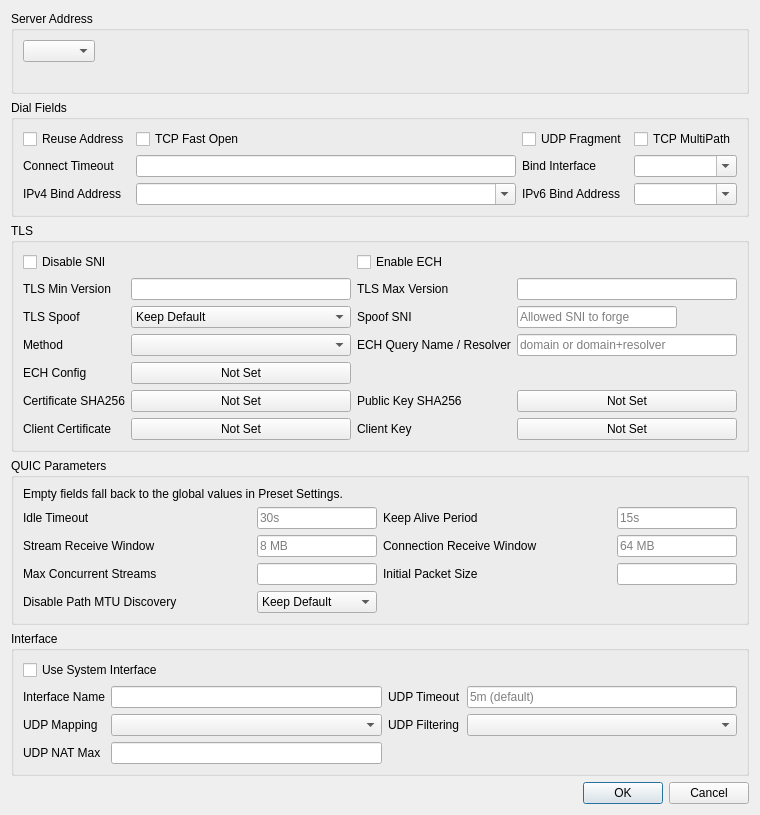
Before: the Qt Designer form include/ui/profile/edit_advanced.ui in tergride/poros, drawn with Qt 5.
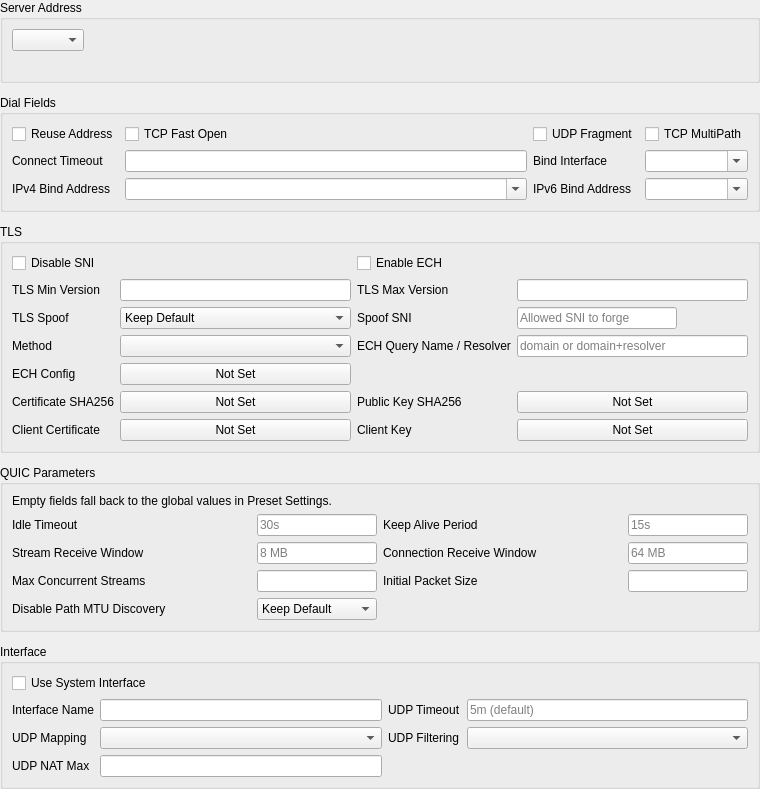
After: the same form once the commit is applied.

Commit message:
feat(ui): rebuild profile and group editors by the mockups
The profile window gets fixed tabs with two-column forms, a type chip, inline
Advanced and custom multiplex pages, and a read-only JSON tab. The group window
merges its Advanced dialog into Base, Request and Update tabs, and standard
dialog buttons gain translations.

Patch:
```diff
--- a/include/ui/profile/edit_advanced.ui
+++ b/include/ui/profile/edit_advanced.ui
@@ -1,7 +1,7 @@
 <?xml version="1.0" encoding="UTF-8"?>
 <ui version="4.0">
  <class>EditAdvanced</class>
- <widget class="QDialog" name="EditAdvanced">
+ <widget class="QWidget" name="EditAdvanced">
   <property name="geometry">
    <rect>
     <x>0</x>
@@ -13,8 +13,23 @@
   <property name="windowTitle">
    <string>Dialog</string>
   </property>
-  <layout class="QGridLayout" name="gridLayout">
-   <item row="0" column="0">
+  <layout class="QVBoxLayout" name="advanced_column">
+   <property name="spacing">
+    <number>12</number>
+   </property>
+   <property name="leftMargin">
+    <number>0</number>
+   </property>
+   <property name="topMargin">
+    <number>0</number>
+   </property>
+   <property name="rightMargin">
+    <number>0</number>
+   </property>
+   <property name="bottomMargin">
+    <number>0</number>
+   </property>
+   <item>
     <widget class="QGroupBox" name="endpoint_box">
      <property name="title">
       <string>Server Address</string>
@@ -56,7 +71,7 @@
      </layout>
     </widget>
    </item>
-   <item row="1" column="0">
+   <item>
     <widget class="QGroupBox" name="dial_box">
      <property name="title">
       <string>Dial Fields</string>
@@ -153,122 +168,10 @@
         </property>
        </widget>
       </item>
-</layout>
+     </layout>
     </widget>
    </item>
-   <item row="4" column="0">
-    <widget class="QGroupBox" name="interface_box">
-     <property name="title">
-      <string>Interface</string>
-     </property>
-     <layout class="QGridLayout" name="interface_form">      <item row="0" column="0" colspan="4">
-       <widget class="QCheckBox" name="system">
-        <property name="toolTip">
-         <string>&lt;html&gt;&lt;head/&gt;&lt;body&gt;&lt;p&gt;Requires privilege and cannot conflict with existing system interfaces. The internal network stack is used when disabled.&lt;/p&gt;&lt;/body&gt;&lt;/html&gt;</string>
-        </property>
-        <property name="text">
-         <string>Use System Interface</string>
-        </property>
-       </widget>
-      </item>
-      <item row="1" column="0">
-       <widget class="QLabel" name="interface_name_l">
-        <property name="toolTip">
-         <string>&lt;html&gt;&lt;head/&gt;&lt;body&gt;&lt;p&gt;Custom system interface name. A generated name is used by default.&lt;/p&gt;&lt;/body&gt;&lt;/html&gt;</string>
-        </property>
-        <property name="text">
-         <string>Interface Name</string>
-        </property>
-        <property name="buddy">
-         <cstring>interface_name</cstring>
-        </property>
-       </widget>
-      </item>
-      <item row="1" column="1">
-       <widget class="QLineEdit" name="interface_name"/>
-      </item>
-      <item row="1" column="2">
-       <widget class="QLabel" name="udp_timeout_l">
-        <property name="toolTip">
-         <string>&lt;html&gt;&lt;head/&gt;&lt;body&gt;&lt;p&gt;UDP NAT expiration time.&lt;/p&gt;&lt;/body&gt;&lt;/html&gt;</string>
-        </property>
-        <property name="text">
-         <string>UDP Timeout</string>
-        </property>
-        <property name="buddy">
-         <cstring>udp_timeout</cstring>
-        </property>
-       </widget>
-      </item>
-      <item row="1" column="3">
-       <widget class="QLineEdit" name="udp_timeout">
-        <property name="placeholderText">
-         <string>5m (default)</string>
-        </property>
-       </widget>
-      </item>
-      <item row="2" column="0">
-       <widget class="QLabel" name="udp_mapping_l">
-        <property name="toolTip">
-         <string>&lt;html&gt;&lt;head/&gt;&lt;body&gt;&lt;p&gt;UDP NAT mapping behavior. endpoint_independent is used by default.&lt;/p&gt;&lt;/body&gt;&lt;/html&gt;</string>
-        </property>
-        <property name="text">
-         <string>UDP Mapping</string>
-        </property>
-        <property name="buddy">
-         <cstring>udp_mapping</cstring>
-        </property>
-       </widget>
-      </item>
-      <item row="2" column="1">
-       <widget class="QComboBox" name="udp_mapping"/>
-      </item>
-      <item row="2" column="2">
-       <widget class="QLabel" name="udp_filtering_l">
-        <property name="toolTip">
-         <string>&lt;html&gt;&lt;head/&gt;&lt;body&gt;&lt;p&gt;UDP NAT filtering behavior. endpoint_independent is used by default.&lt;/p&gt;&lt;/body&gt;&lt;/html&gt;</string>
-        </property>
-        <property name="text">
-         <string>UDP Filtering</string>
-        </property>
-        <property name="buddy">
-         <cstring>udp_filtering</cstring>
-        </property>
-       </widget>
-      </item>
-      <item row="2" column="3">
-       <widget class="QComboBox" name="udp_filtering"/>
-      </item>
-      <item row="3" column="0">
-       <widget class="QLabel" name="udp_nat_max_l">
-        <property name="toolTip">
-         <string>&lt;html&gt;&lt;head/&gt;&lt;body&gt;&lt;p&gt;Maximum number of UDP NAT entries.&lt;/p&gt;&lt;/body&gt;&lt;/html&gt;</string>
-        </property>
-        <property name="text">
-         <string>UDP NAT Max</string>
-        </property>
-        <property name="buddy">
-         <cstring>udp_nat_max</cstring>
-        </property>
-       </widget>
-      </item>
-      <item row="3" column="1">
-       <widget class="QLineEdit" name="udp_nat_max"/>
-      </item>
-</layout>
-    </widget>
-   </item>
-   <item row="5" column="0">
-    <widget class="QDialogButtonBox" name="buttonBox">
-     <property name="orientation">
-      <enum>Qt::Orientation::Horizontal</enum>
-     </property>
-     <property name="standardButtons">
-      <set>QDialogButtonBox::StandardButton::Cancel|QDialogButtonBox::StandardButton::Ok</set>
-     </property>
-    </widget>
-   </item>
-   <item row="2" column="0">
+   <item>
     <widget class="QGroupBox" name="tls_box">
      <property name="title">
       <string>TLS</string>
@@ -495,10 +398,10 @@
         </property>
        </widget>
       </item>
-</layout>
+     </layout>
     </widget>
    </item>
-   <item row="3" column="0">
+   <item>
     <widget class="QGroupBox" name="quic_box">
      <property name="title">
       <string>QUIC Parameters</string>
@@ -678,6 +581,112 @@
      </layout>
     </widget>
    </item>
+   <item>
+    <widget class="QGroupBox" name="interface_box">
+     <property name="title">
+      <string>Interface</string>
+     </property>
+     <layout class="QGridLayout" name="interface_form">
+      <item row="0" column="0" colspan="4">
+       <widget class="QCheckBox" name="system">
+        <property name="toolTip">
+         <string>&lt;html&gt;&lt;head/&gt;&lt;body&gt;&lt;p&gt;Requires privilege and cannot conflict with existing system interfaces. The internal network stack is used when disabled.&lt;/p&gt;&lt;/body&gt;&lt;/html&gt;</string>
+        </property>
+        <property name="text">
+         <string>Use System Interface</string>
+        </property>
+       </widget>
+      </item>
+      <item row="1" column="0">
+       <widget class="QLabel" name="interface_name_l">
+        <property name="toolTip">
+         <string>&lt;html&gt;&lt;head/&gt;&lt;body&gt;&lt;p&gt;Custom system interface name. A generated name is used by default.&lt;/p&gt;&lt;/body&gt;&lt;/html&gt;</string>
+        </property>
+        <property name="text">
+         <string>Interface Name</string>
+        </property>
+        <property name="buddy">
+         <cstring>interface_name</cstring>
+        </property>
+       </widget>
+      </item>
+      <item row="1" column="1">
+       <widget class="QLineEdit" name="interface_name" />
+      </item>
+      <item row="1" column="2">
+       <widget class="QLabel" name="udp_timeout_l">
+        <property name="toolTip">
+         <string>&lt;html&gt;&lt;head/&gt;&lt;body&gt;&lt;p&gt;UDP NAT expiration time.&lt;/p&gt;&lt;/body&gt;&lt;/html&gt;</string>
+        </property>
+        <property name="text">
+         <string>UDP Timeout</string>
+        </property>
+        <property name="buddy">
+         <cstring>udp_timeout</cstring>
+        </property>
+       </widget>
+      </item>
+      <item row="1" column="3">
+       <widget class="QLineEdit" name="udp_timeout">
+        <property name="placeholderText">
+         <string>5m (default)</string>
+        </property>
+       </widget>
+      </item>
+      <item row="2" column="0">
+       <widget class="QLabel" name="udp_mapping_l">
+        <property name="toolTip">
+         <string>&lt;html&gt;&lt;head/&gt;&lt;body&gt;&lt;p&gt;UDP NAT mapping behavior. endpoint_independent is used by default.&lt;/p&gt;&lt;/body&gt;&lt;/html&gt;</string>
+        </property>
+        <property name="text">
+         <string>UDP Mapping</string>
+        </property>
+        <property name="buddy">
+         <cstring>udp_mapping</cstring>
+        </property>
+       </widget>
+      </item>
+      <item row="2" column="1">
+       <widget class="QComboBox" name="udp_mapping" />
+      </item>
+      <item row="2" column="2">
+       <widget class="QLabel" name="udp_filtering_l">
+        <property name="toolTip">
+         <string>&lt;html&gt;&lt;head/&gt;&lt;body&gt;&lt;p&gt;UDP NAT filtering behavior. endpoint_independent is used by default.&lt;/p&gt;&lt;/body&gt;&lt;/html&gt;</string>
+        </property>
+        <property name="text">
+         <string>UDP Filtering</string>
+        </property>
+        <property name="buddy">
+         <cstring>udp_filtering</cstring>
+        </property>
+       </widget>
+      </item>
+      <item row="2" column="3">
+       <widget class="QComboBox" name="udp_filtering" />
+      </item>
+      <item row="3" column="0">
+       <widget class="QLabel" name="udp_nat_max_l">
+        <property name="toolTip">
+         <string>&lt;html&gt;&lt;head/&gt;&lt;body&gt;&lt;p&gt;Maximum number of UDP NAT entries.&lt;/p&gt;&lt;/body&gt;&lt;/html&gt;</string>
+        </property>
+        <property name="text">
+         <string>UDP NAT Max</string>
+        </property>
+        <property name="buddy">
+         <cstring>udp_nat_max</cstring>
+        </property>
+       </widget>
+      </item>
+      <item row="3" column="1">
+       <widget class="QLineEdit" name="udp_nat_max" />
+      </item>
+     </layout>
+    </widget>
+   </item>
+   <item>
+    <layout class="QHBoxLayout" name="status_row" />
+   </item>
   </layout>
  </widget>
  <tabstops>
```
Left out of the diff: 54 changed lines with no effect on the pictures. The commit also changes 32 other files.
